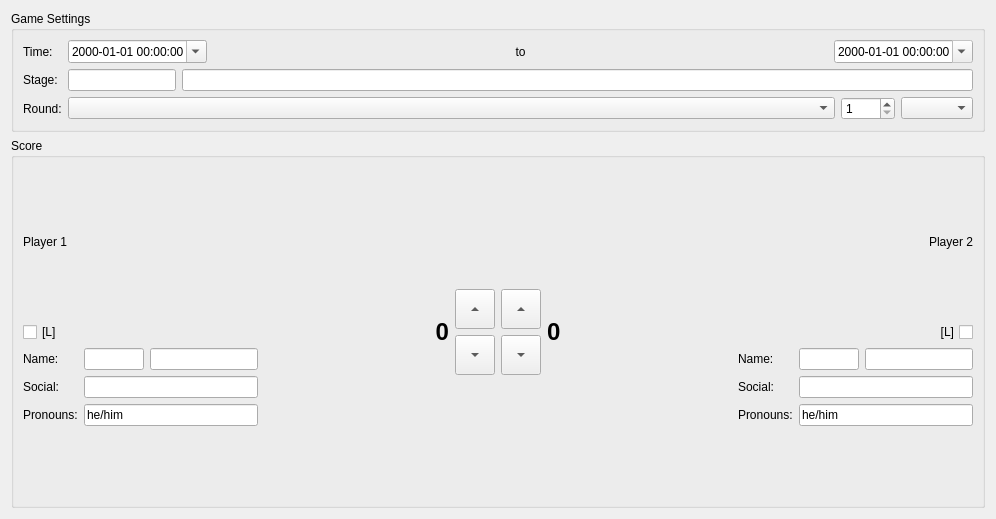
reframedultimate/ReFramed, file application/forms/MetaDataEditWidget_Game.ui: the form before one commit.
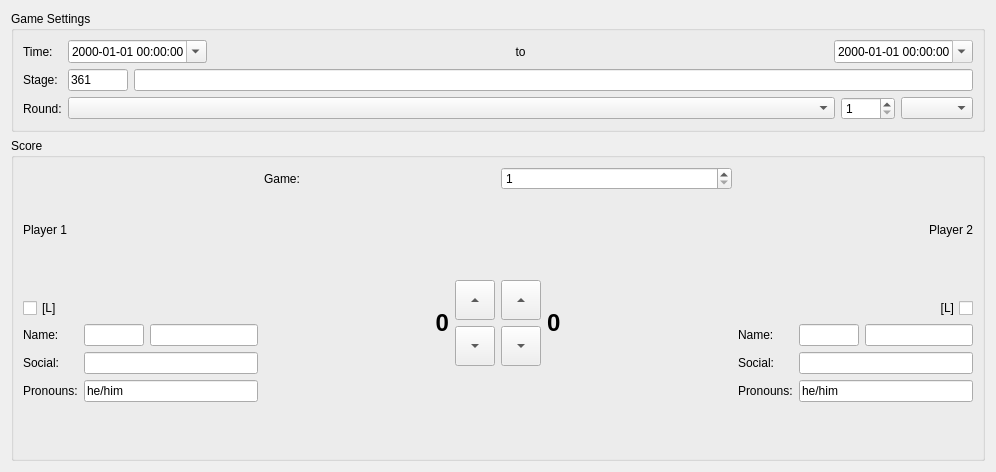
The form after the commit.

Commit message: Replay editor dialog uses same widgets as active session manager. Working on meta data edit widgets

The edit to the form file:
```diff
--- a/application/forms/MetaDataEditWidget_Game.ui
+++ b/application/forms/MetaDataEditWidget_Game.ui
@@ -7,7 +7,7 @@
     <x>0</x>
     <y>0</y>
     <width>996</width>
-    <height>519</height>
+    <height>472</height>
    </rect>
   </property>
   <property name="windowTitle">
@@ -78,7 +78,7 @@
        </widget>
       </item>
       <item row="1" column="1">
-       <layout class="QHBoxLayout" name="horizontalLayout" stretch="0,0">
+       <layout class="QHBoxLayout" name="horizontalLayout" stretch="0,1">
         <item>
          <widget class="QLineEdit" name="lineEdit_stageID">
           <property name="sizePolicy">
@@ -93,6 +93,12 @@
             <height>0</height>
            </size>
           </property>
+          <property name="maximumSize">
+           <size>
+            <width>60</width>
+            <height>16777215</height>
+           </size>
+          </property>
           <property name="baseSize">
            <size>
             <width>0</width>
@@ -100,7 +106,7 @@
            </size>
           </property>
           <property name="text">
-           <string/>
+           <string>361</string>
           </property>
           <property name="maxLength">
            <number>5</number>
@@ -170,8 +176,205 @@
      <property name="title">
       <string>Score</string>
      </property>
-     <layout class="QHBoxLayout" name="horizontalLayout_2">
-      <item>
+     <layout class="QGridLayout" name="gridLayout">
+      <item row="0" column="1" colspan="4">
+       <layout class="QHBoxLayout" name="horizontalLayout_2">
+        <item>
+         <widget class="QLabel" name="label_5">
+          <property name="text">
+           <string>Game:</string>
+          </property>
+         </widget>
+        </item>
+        <item>
+         <widget class="QSpinBox" name="spinBox_gameNumber">
+          <property name="minimum">
+           <number>1</number>
+          </property>
+          <property name="maximum">
+           <number>10000</number>
+          </property>
+         </widget>
+        </item>
+       </layout>
+      </item>
+      <item row="1" column="1">
+       <widget class="QLabel" name="label_leftScore">
+        <property name="sizePolicy">
+         <sizepolicy hsizetype="MinimumExpanding" vsizetype="Preferred">
+          <horstretch>0</horstretch>
+          <verstretch>0</verstretch>
+         </sizepolicy>
+        </property>
+        <property name="font">
+         <font>
+          <pointsize>18</pointsize>
+          <weight>75</weight>
+          <bold>true</bold>
+         </font>
+        </property>
+        <property name="text">
+         <string>0</string>
+        </property>
+        <property name="textFormat">
+         <enum>Qt::PlainText</enum>
+        </property>
+        <property name="alignment">
+         <set>Qt::AlignRight|Qt::AlignTrailing|Qt::AlignVCenter</set>
+        </property>
+       </widget>
+      </item>
+      <item row="1" column="2">
+       <layout class="QVBoxLayout" name="verticalLayout">
+        <item>
+         <spacer name="verticalSpacer">
+          <property name="orientation">
+           <enum>Qt::Vertical</enum>
+          </property>
+          <property name="sizeHint" stdset="0">
+           <size>
+            <width>20</width>
+            <height>40</height>
+           </size>
+          </property>
+         </spacer>
+        </item>
+        <item>
+         <widget class="QToolButton" name="toolButton_incLeftScore">
+          <property name="minimumSize">
+           <size>
+            <width>40</width>
+            <height>40</height>
+           </size>
+          </property>
+          <property name="layoutDirection">
+           <enum>Qt::LeftToRight</enum>
+          </property>
+          <property name="text">
+           <string>...</string>
+          </property>
+          <property name="arrowType">
+           <enum>Qt::UpArrow</enum>
+          </property>
+         </widget>
+        </item>
+        <item>
+         <widget class="QToolButton" name="toolButton_decLeftScore">
+          <property name="minimumSize">
+           <size>
+            <width>40</width>
+            <height>40</height>
+           </size>
+          </property>
+          <property name="text">
+           <string>...</string>
+          </property>
+          <property name="arrowType">
+           <enum>Qt::DownArrow</enum>
+          </property>
+         </widget>
+        </item>
+        <item>
+         <spacer name="verticalSpacer_2">
+          <property name="orientation">
+           <enum>Qt::Vertical</enum>
+          </property>
+          <property name="sizeHint" stdset="0">
+           <size>
+            <width>20</width>
+            <height>40</height>
+           </size>
+          </property>
+         </spacer>
+        </item>
+       </layout>
+      </item>
+      <item row="1" column="3">
+       <layout class="QVBoxLayout" name="verticalLayout_2">
+        <item>
+         <spacer name="verticalSpacer_3">
+          <property name="orientation">
+           <enum>Qt::Vertical</enum>
+          </property>
+          <property name="sizeHint" stdset="0">
+           <size>
+            <width>20</width>
+            <height>40</height>
+           </size>
+          </property>
+         </spacer>
+        </item>
+        <item>
+         <widget class="QToolButton" name="toolButton_incRightScore">
+          <property name="minimumSize">
+           <size>
+            <width>40</width>
+            <height>40</height>
+           </size>
+          </property>
+          <property name="text">
+           <string>...</string>
+          </property>
+          <property name="arrowType">
+           <enum>Qt::UpArrow</enum>
+          </property>
+         </widget>
+        </item>
+        <item>
+         <widget class="QToolButton" name="toolButton_decRightScore">
+          <property name="minimumSize">
+           <size>
+            <width>40</width>
+            <height>40</height>
+           </size>
+          </property>
+          <property name="text">
+           <string>...</string>
+          </property>
+          <property name="arrowType">
+           <enum>Qt::DownArrow</enum>
+          </property>
+         </widget>
+        </item>
+        <item>
+         <spacer name="verticalSpacer_4">
+          <property name="orientation">
+           <enum>Qt::Vertical</enum>
+          </property>
+          <property name="sizeHint" stdset="0">
+           <size>
+            <width>20</width>
+            <height>40</height>
+           </size>
+          </property>
+         </spacer>
+        </item>
+       </layout>
+      </item>
+      <item row="1" column="4">
+       <widget class="QLabel" name="label_rightScore">
+        <property name="sizePolicy">
+         <sizepolicy hsizetype="MinimumExpanding" vsizetype="Preferred">
+          <horstretch>0</horstretch>
+          <verstretch>0</verstretch>
+         </sizepolicy>
+        </property>
+        <property name="font">
+         <font>
+          <pointsize>18</pointsize>
+          <weight>75</weight>
+          <bold>true</bold>
+         </font>
+        </property>
+        <property name="text">
+         <string>0</string>
+        </property>
+        <property name="textFormat">
+         <enum>Qt::PlainText</enum>
+        </property>
+       </widget>
+      </item>
+      <item row="0" column="0" rowspan="2">
        <layout class="QVBoxLayout" name="verticalLayout_3">
         <item>
          <widget class="QLabel" name="label_leftName">
@@ -254,183 +457,7 @@
         </item>
        </layout>
       </item>
-      <item>
-       <widget class="QLabel" name="label_leftScore">
-        <property name="sizePolicy">
-         <sizepolicy hsizetype="MinimumExpanding" vsizetype="Preferred">
-          <horstretch>0</horstretch>
-          <verstretch>0</verstretch>
-         </sizepolicy>
-        </property>
-        <property name="font">
-         <font>
-          <pointsize>18</pointsize>
-          <weight>75</weight>
-          <bold>true</bold>
-         </font>
-        </property>
-        <property name="text">
-         <string>0</string>
-        </property>
-        <property name="textFormat">
-         <enum>Qt::PlainText</enum>
-        </property>
-        <property name="alignment">
-         <set>Qt::AlignRight|Qt::AlignTrailing|Qt::AlignVCenter</set>
-        </property>
-       </widget>
-      </item>
-      <item>
-       <layout class="QVBoxLayout" name="verticalLayout">
-        <item>
-         <spacer name="verticalSpacer">
-          <property name="orientation">
-           <enum>Qt::Vertical</enum>
-          </property>
-          <property name="sizeHint" stdset="0">
-           <size>
-            <width>20</width>
-            <height>40</height>
-           </size>
-          </property>
-         </spacer>
-        </item>
-        <item>
-         <widget class="QToolButton" name="toolButton_incLeftScore">
-          <property name="minimumSize">
-           <size>
-            <width>40</width>
-            <height>40</height>
-           </size>
-          </property>
-          <property name="layoutDirection">
-           <enum>Qt::LeftToRight</enum>
-          </property>
-          <property name="text">
-           <string>...</string>
-          </property>
-          <property name="arrowType">
-           <enum>Qt::UpArrow</enum>
-          </property>
-         </widget>
-        </item>
-        <item>
-         <widget class="QToolButton" name="toolButton_decLeftScore">
-          <property name="minimumSize">
-           <size>
-            <width>40</width>
-            <height>40</height>
-           </size>
-          </property>
-          <property name="text">
-           <string>...</string>
-          </property>
-          <property name="arrowType">
-           <enum>Qt::DownArrow</enum>
-          </property>
-         </widget>
-        </item>
-        <item>
-         <spacer name="verticalSpacer_2">
-          <property name="orientation">
-           <enum>Qt::Vertical</enum>
-          </property>
-          <property name="sizeHint" stdset="0">
-           <size>
-            <width>20</width>
-            <height>40</height>
-           </size>
-          </property>
-         </spacer>
-        </item>
-       </layout>
-      </item>
-      <item>
-       <layout class="QVBoxLayout" name="verticalLayout_2">
-        <item>
-         <spacer name="verticalSpacer_3">
-          <property name="orientation">
-           <enum>Qt::Vertical</enum>
-          </property>
-          <property name="sizeHint" stdset="0">
-           <size>
-            <width>20</width>
-            <height>40</height>
-           </size>
-          </property>
-         </spacer>
-        </item>
-        <item>
-         <widget class="QToolButton" name="toolButton_incRightScore">
-          <property name="minimumSize">
-           <size>
-            <width>40</width>
-            <height>40</height>
-           </size>
-          </property>
-          <property name="text">
-           <string>...</string>
-          </property>
-          <property name="arrowType">
-           <enum>Qt::UpArrow</enum>
-          </property>
-         </widget>
-        </item>
-        <item>
-         <widget class="QToolButton" name="toolButton_decRightScore">
-          <property name="minimumSize">
-           <size>
-            <width>40</width>
-            <height>40</height>
-           </size>
-          </property>
-          <property name="text">
-           <string>...</string>
-          </property>
-          <property name="arrowType">
-           <enum>Qt::DownArrow</enum>
-          </property>
-         </widget>
-        </item>
-        <item>
-         <spacer name="verticalSpacer_4">
-          <property name="orientation">
-           <enum>Qt::Vertical</enum>
-          </property>
-          <property name="sizeHint" stdset="0">
-           <size>
-            <width>20</width>
-            <height>40</height>
-           </size>
-          </property>
-         </spacer>
-        </item>
-       </layout>
-      </item>
-      <item>
-       <widget class="QLabel" name="label_rightScore">
-        <property name="sizePolicy">
-         <sizepolicy hsizetype="MinimumExpanding" vsizetype="Preferred">
-          <horstretch>0</horstretch>
-          <verstretch>0</verstretch>
-         </sizepolicy>
-        </property>
-        <property name="font">
-         <font>
-          <pointsize>18</pointsize>
-          <weight>75</weight>
-          <bold>true</bold>
-         </font>
-        </property>
-        <property name="text">
-         <string>0</string>
-        </property>
-        <property name="textFormat">
-         <enum>Qt::PlainText</enum>
-        </property>
-       </widget>
-      </item>
-      <item>
+      <item row="0" column="5" rowspan="2">
        <layout class="QVBoxLayout" name="verticalLayout_4">
         <item>
          <widget class="QLabel" name="label_rightName">
```
The commit also changes 33 other files.
